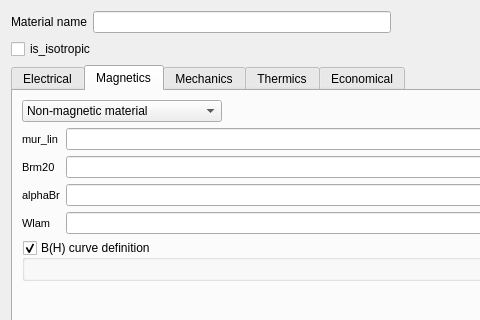
Qt form pyleecan/GUI/Dialog/DMatLib/DMatSetup/DMatSetup.ui (Eomys/pyleecan) before a commit; both pictures show x 0 to 480 and y 0 to 320 of the 958 by 657 pixel window.
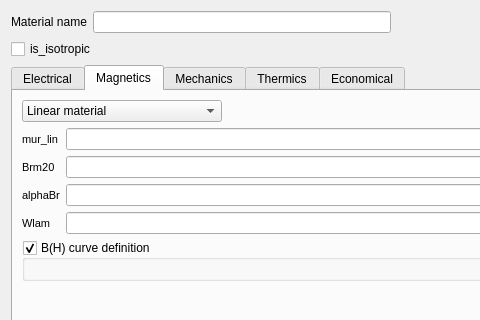
The same form after that commit. The open tabs and pages were chosen to show the change. Icons and pictures are not drawn. Custom widgets are drawn as their Qt base class.

Diff of the .ui file:
```diff
--- a/pyleecan/GUI/Dialog/DMatLib/DMatSetup/DMatSetup.ui
+++ b/pyleecan/GUI/Dialog/DMatLib/DMatSetup/DMatSetup.ui
@@ -184,7 +184,7 @@
            </property>
            <item>
             <property name="text">
-             <string>Non-magnetic material</string>
+             <string>Linear material</string>
             </property>
            </item>
            <item>
```
Left out of the diff: 2 changed lines with no effect on the pictures.
